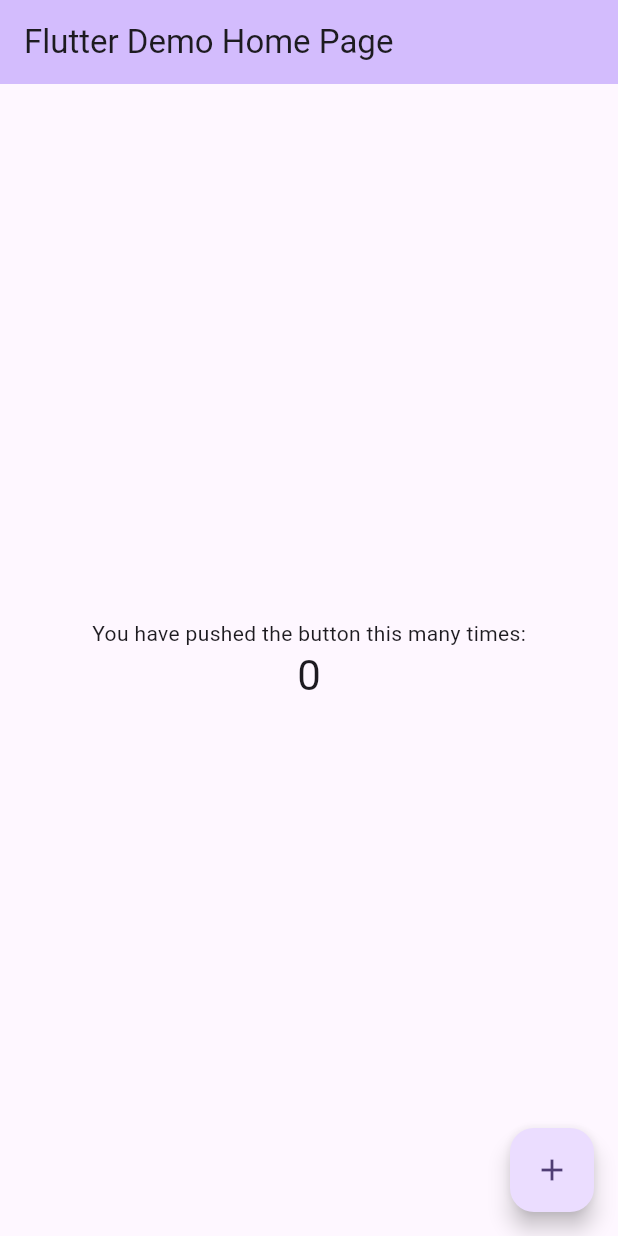
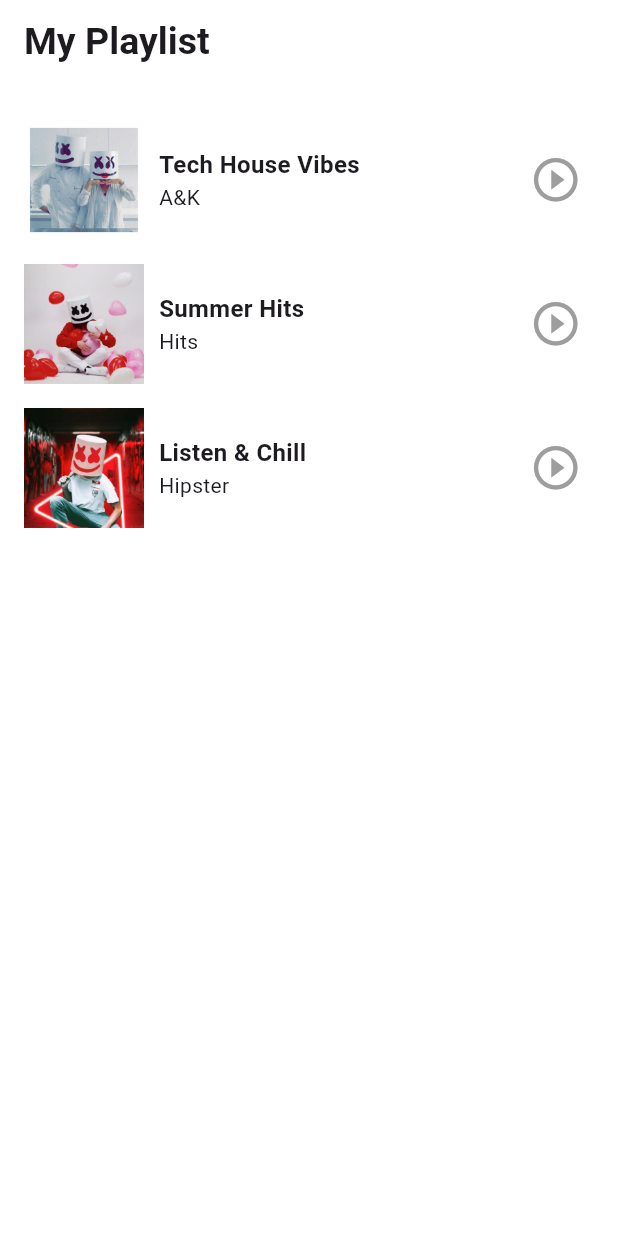
Before and after one commit to PURIPITOONJAROENLAP/Zimpligital, a Flutter app: the screen it shows after launch, on a phone screen of 412 x 824 dp. Run offline on Flutter 3.47's test engine with Material 3 defaults, Android fonts, the phone set to English and light mode, and no system bars; drawn by our look-alikes of octo_image; our stand-ins replace audioplayers, flutter_spinkit.

Commit message:
playlist

```diff
--- /dev/null
+++ b/lib/bloc/models/musicModel.dart
@@ -0,0 +1,40 @@
+import 'dart:convert';
+
+MusicModel musicModelFromJson(String str) => MusicModel.fromJson(json.decode(str));
+String musicModelToJson(MusicModel data) => json.encode(data.toJson());
+
+class MusicModel {
+  MusicModel({
+    this.title,
+    this.artist,
+    this.src,
+    this.imageCover,
+    this.album,
+    this.time,
+  });
+
+  String? title;
+  String? artist;
+  String? src;
+  String? imageCover;
+  String? album;
+  Duration? time;
+
+  factory MusicModel.fromJson(Map<String, dynamic> json) => MusicModel(
+    title: json["title"],
+    artist: json["artist"],
+    src: json["src"],
+    imageCover: json["imageCover"],
+    album: json["album"],
+    time: json["time"],
+  );
+
+  Map<String, dynamic> toJson() => {
+    "title": title,
+    "artist": artist,
+    "src": src,
+    "imageCover": imageCover,
+    "album": album,
+    "time": time,
+  };
+}
--- a/lib/main.dart
+++ b/lib/main.dart
@@ -1,4 +1,5 @@
 import 'package:flutter/material.dart';
+import 'package:MusicPlaylist/view/playList.dart';
 
 void main() {
   runApp(const MyApp());
@@ -7,119 +8,11 @@ void main() {
 class MyApp extends StatelessWidget {
   const MyApp({super.key});
 
-  // This widget is the root of your application.
   @override
   Widget build(BuildContext context) {
-    return MaterialApp(
-      title: 'Flutter Demo',
-      theme: ThemeData(
-        // This is the theme of your application.
-        //
-        // TRY THIS: Try running your application with "flutter run". You'll see
-        // the application has a purple toolbar. Then, without quitting the app,
-        // try changing the seedColor in the colorScheme below to Colors.green
-        // and then invoke "hot reload" (save your changes or press the "hot
-        // reload" button in a Flutter-supported IDE, or press "r" if you used
-        // the command line to start the app).
-        //
-        // Notice that the counter didn't reset back to zero; the application
-        // state is not lost during the reload. To reset the state, use hot
-        // restart instead.
-        //
-        // This works for code too, not just values: Most code changes can be
-        // tested with just a hot reload.
-        colorScheme: ColorScheme.fromSeed(seedColor: Colors.deepPurple),
-        useMaterial3: true,
-      ),
-      home: const MyHomePage(title: 'Flutter Demo Home Page'),
+    return const MaterialApp(
+      debugShowCheckedModeBanner: false,
+      home: PlayList(),
     );
   }
 }
-
-class MyHomePage extends StatefulWidget {
-  const MyHomePage({super.key, required this.title});
-
-  // This widget is the home page of your application. It is stateful, meaning
-  // that it has a State object (defined below) that contains fields that affect
-  // how it looks.
-
-  // This class is the configuration for the state. It holds the values (in this
-  // case the title) provided by the parent (in this case the App widget) and
-  // used by the build method of the State. Fields in a Widget subclass are
-  // always marked "final".
-
-  final String title;
-
-  @override
-  State<MyHomePage> createState() => _MyHomePageState();
-}
-
-class _MyHomePageState extends State<MyHomePage> {
-  int _counter = 0;
-
-  void _incrementCounter() {
-    setState(() {
-      // This call to setState tells the Flutter framework that something has
-      // changed in this State, which causes it to rerun the build method below
-      // so that the display can reflect the updated values. If we changed
-      // _counter without calling setState(), then the build method would not be
-      // called again, and so nothing would appear to happen.
-      _counter++;
-    });
-  }
-
-  @override
-  Widget build(BuildContext context) {
-    // This method is rerun every time setState is called, for instance as done
-    // by the _incrementCounter method above.
-    //
-    // The Flutter framework has been optimized to make rerunning build methods
-    // fast, so that you can just rebuild anything that needs updating rather
-    // than having to individually change instances of widgets.
-    return Scaffold(
-      appBar: AppBar(
-        // TRY THIS: Try changing the color here to a specific color (to
-        // Colors.amber, perhaps?) and trigger a hot reload to see the AppBar
-        // change color while the other colors stay the same.
-        backgroundColor: Theme.of(context).colorScheme.inversePrimary,
-        // Here we take the value from the MyHomePage object that was created by
-        // the App.build method, and use it to set our appbar title.
-        title: Text(widget.title),
-      ),
-      body: Center(
-        // Center is a layout widget. It takes a single child and positions it
-        // in the middle of the parent.
-        child: Column(
-          // Column is also a layout widget. It takes a list of children and
-          // arranges them vertically. By default, it sizes itself to fit its
-          // children horizontally, and tries to be as tall as its parent.
-          //
-          // Column has various properties to control how it sizes itself and
-          // how it positions its children. Here we use mainAxisAlignment to
-          // center the children vertically; the main axis here is the vertical
-          // axis because Columns are vertical (the cross axis would be
-          // horizontal).
-          //
-          // TRY THIS: Invoke "debug painting" (choose the "Toggle Debug Paint"
-          // action in the IDE, or press "p" in the console), to see the
-          // wireframe for each widget.
-          mainAxisAlignment: MainAxisAlignment.center,
-          children: <Widget>[
-            const Text(
-              'You have pushed the button this many times:',
-            ),
-            Text(
-              '$_counter',
-              style: Theme.of(context).textTheme.headlineMedium,
-            ),
-          ],
-        ),
-      ),
-      floatingActionButton: FloatingActionButton(
-        onPressed: _incrementCounter,
-        tooltip: 'Increment',
-        child: const Icon(Icons.add),
-      ), // This trailing comma makes auto-formatting nicer for build methods.
-    );
-  }
-}
--- /dev/null
+++ b/lib/view/playList.dart
@@ -0,0 +1,223 @@
+import 'package:audioplayers/audioplayers.dart';
+import 'package:flutter/material.dart';
+import 'package:flutter_spinkit/flutter_spinkit.dart';
+import 'package:octo_image/octo_image.dart';
+
+import '../bloc/models/musicModel.dart';
+
+class PlayList extends StatefulWidget {
+  const PlayList({super.key});
+
+  @override
+  State<PlayList> createState() => _PlayListState();
+}
+
+class _PlayListState extends State<PlayList> {
+  final AudioPlayer _audioPlayer = AudioPlayer();
+  MusicModel? _currentSong;
+  bool _isPlaying = false;
+  Duration _position = Duration.zero;
+
+
+  final List<MusicModel> songs = [
+    MusicModel(title:"Tech House Vibes",artist :'A&K' ,src : 'music/listen-chill.mp3',imageCover:'assets/image/1.png',album:'',time: const Duration(seconds: 164)),
+    MusicModel(title:"Summer Hits",artist :'Hits' ,src : 'music/summer-hits.mp3',imageCover:'assets/image/2.png',album:'',time: const Duration(seconds: 141)),
+    MusicModel(title:"Listen & Chill",artist :'Hipster' ,src : 'music/tech-house.mp3',imageCover:'assets/image/3.png',album:'',time: const Duration(seconds: 153)),
+  ];
+
+  void _togglePlay(MusicModel song) async {
+    if (_currentSong?.src == song.src && _isPlaying) {
+      await _audioPlayer.pause();
+      setState(() => _isPlaying = false);
+    } else {
+      await _audioPlayer.stop();
+      await _audioPlayer.play(AssetSource(song.src!));
+
+      setState(() {
+        _currentSong = song;
+        _isPlaying = true;
+        _position = Duration.zero;
+      });
+
+      _audioPlayer.onPositionChanged.listen((Duration position) {
+        setState(() {
+          _position = position;
+        });
+      });
+    }
+  }
+
+
+  @override
+  void dispose() {
+    _audioPlayer.stop();
+    _audioPlayer.dispose();
+    super.dispose();
+  }
+
+  @override
+  void didChangeAppLifecycleState(AppLifecycleState state) {
+    if (state == AppLifecycleState.inactive || state == AppLifecycleState.paused) {
+      _audioPlayer.pause();
+    }
+  }
+
+  @override
+  Widget build(BuildContext context) {
+    return Scaffold(
+      appBar: AppBar(
+        title: const Text("My Playlist",style: TextStyle(fontSize:25,fontWeight: FontWeight.w700),),
+        centerTitle: false,
+        backgroundColor: Colors.white,
+        elevation: 0,
+        shadowColor: Colors.transparent,
+      ),
+      backgroundColor: Colors.white,
+      body: ListView.builder(
+        padding: const EdgeInsets.all(16.0),
+        physics: const ClampingScrollPhysics(),
+        itemCount: songs.length,
+        itemBuilder: (context, index) {
+          final song = songs[index];
+          return Container(
+            margin: const EdgeInsets.symmetric(vertical: 8.0),
+            child: Row(
+              children: [
+                OctoImage(
+                  width: 80,
+                  height: 80,
+                  fit: BoxFit.cover,
+                  image: AssetImage("${song.imageCover}"),
+                  placeholderBuilder: (_) => const Center(
+                    child: SpinKitThreeBounce(
+                      color: Colors.blue,
+                      size: 23,
+                    ),
+                  ),
+                  errorBuilder: (context, error, stacktrace) {
+                    return Container(
+                      decoration: const BoxDecoration(
+                          color: Colors.white
+                      ),
+                      child: const Center(
+                        child: Icon(
+                          Icons.person,
+                          color:Colors.grey,
+                          size: 50,
+                        ),
+                      ),
+                    );
+                  },
+                ),
+                Expanded(
+                  child: GestureDetector(
+                    onTap: () => _togglePlay(song),
+                    child: Container(
+                      color: Colors.transparent,
+                      padding: const EdgeInsets.symmetric(horizontal: 10),
+                      child: Column(
+                        crossAxisAlignment: CrossAxisAlignment.start,
+                        mainAxisAlignment: MainAxisAlignment.start,
+                        children: [
+                          Text(song.title!,style: const TextStyle(fontSize: 16,fontWeight: FontWeight.w600),),
+                          Text(song.artist!),
+                        ],
+                      ),
+                    ),
+                  ),
+                ),
+                IconButton(
+                  icon: Icon(
+                    _isPlaying && _currentSong?.src == song.src
+                        ? Icons.pause_circle_outline_outlined
+                        : Icons.play_circle_outline,
+                    size: 35,
+                    color: Colors.grey,
+                  ),
+                  onPressed: () => _togglePlay(song),
+                ),
+              ],
+            ),
+          );
+        },
+      ),
+      bottomNavigationBar: _currentSong != null
+        ? SafeArea(
+          child: Column(
+            mainAxisSize: MainAxisSize.min,
+            children: [
+              LinearProgressIndicator(
+                value: _currentSong!.time!.inMilliseconds > 0
+                  ? _position.inMilliseconds /  _currentSong!.time!.inMilliseconds
+                  : 0,
+                backgroundColor: Colors.grey,
+                valueColor: AlwaysStoppedAnimation<Color>(Colors.yellow),
+              ),
+              Container(
+                padding: const EdgeInsets.symmetric(horizontal: 8.0),
+                margin: const EdgeInsets.symmetric(vertical: 8.0),
+                child: Row(
+                  children: [
+                    OctoImage(
+                      width: 80,
+                      height: 80,
+                      fit: BoxFit.cover,
+                      image: AssetImage("${_currentSong?.imageCover}"),
+                      placeholderBuilder: (_) => const Center(
+                        child: SpinKitThreeBounce(
+                          color: Colors.blue,
+                          size: 23,
+                        ),
+                      ),
+                      errorBuilder: (context, error, stacktrace) {
+                        return Container(
+                          decoration: const BoxDecoration(
+                              color: Colors.white
+                          ),
+                          child: const Center(
+                            child: Icon(
+                              Icons.person,
+                              color:Colors.grey,
+                              size: 50,
+                            ),
+                          ),
+                        );
+                      },
+                    ),
+                    Expanded(
+                      child: GestureDetector(
+                        onTap: () => _togglePlay(_currentSong!),
+                        child: Container(
+                          color: Colors.transparent,
+                          padding: const EdgeInsets.symmetric(horizontal: 10),
+                          child: Column(
+                            crossAxisAlignment: CrossAxisAlignment.start,
+                            mainAxisAlignment: MainAxisAlignment.start,
+                            children: [
+                              Text(_currentSong!.title!,style: const TextStyle(fontSize: 16,fontWeight: FontWeight.w600),),
+                              Text(_currentSong!.artist!),
+                            ],
+                          ),
+                        ),
+                      ),
+                    ),
+                    IconButton(
+                      icon: Icon(
+                        _isPlaying
+                          ? Icons.pause_outlined
+                          : Icons.play_arrow_rounded,
+                        size: 35,
+                        color: Colors.black,
+                      ),
+                      onPressed: () => _togglePlay(_currentSong!),
+                    ),
+                  ],
+                ),
+              )
+            ],
+          ),
+        )
+        : const SizedBox(),
+    );
+  }
+}
```
Also changed, not shown: pubspec.yaml (+20 -1 lines), assets/image/1.png (added), assets/image/2.png (added), assets/image/3.png (added), pubspec.lock, 23 other files.
